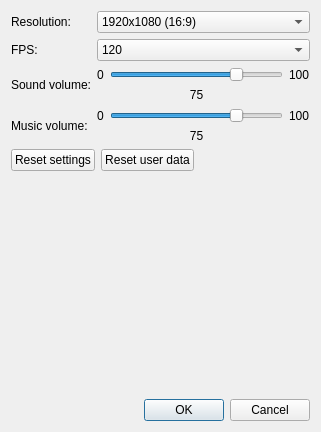
Above: Launcher/MainWindow.ui from Aleskey1988/SpaceBalls before the change. Below: the same form after it.
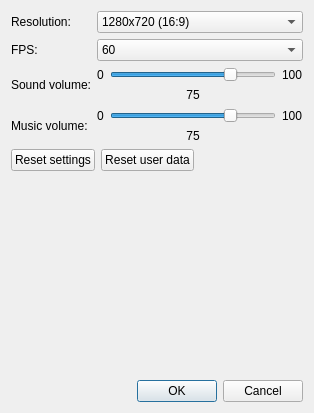
That is the form after the change.

The edit to the form file:
```diff
--- a/Launcher/MainWindow.ui
+++ b/Launcher/MainWindow.ui
@@ -6,8 +6,8 @@
    <rect>
     <x>0</x>
     <y>0</y>
-    <width>321</width>
-    <height>432</height>
+    <width>314</width>
+    <height>413</height>
    </rect>
   </property>
   <property name="windowTitle">
@@ -24,7 +24,10 @@
       </widget>
      </item>
      <item row="1" column="1">
-      <widget class="QComboBox" name="comboBox_2">
+      <widget class="QComboBox" name="comboFPS">
+       <property name="currentIndex">
+        <number>2</number>
+       </property>
        <item>
         <property name="text">
          <string>120</string>
@@ -55,7 +58,10 @@
       </widget>
      </item>
      <item row="0" column="1">
-      <widget class="QComboBox" name="comboBox">
+      <widget class="QComboBox" name="comboResolution">
+       <property name="currentIndex">
+        <number>1</number>
+       </property>
        <item>
         <property name="text">
          <string>1920x1080 (16:9)</string>
```
Left out of the diff: 14 changed lines with no effect on the pictures.
